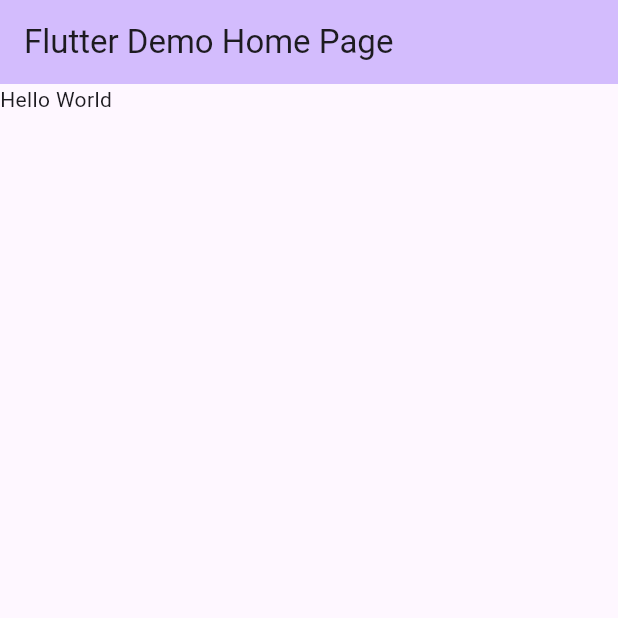
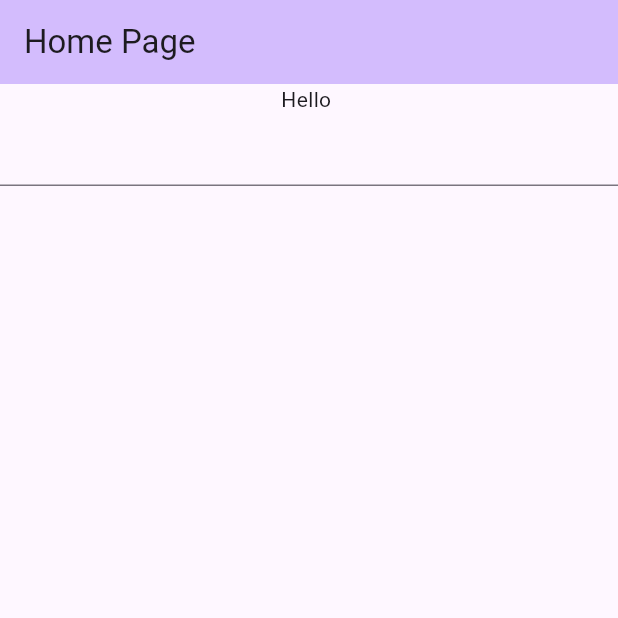
Before and after one commit to avd1729/Coffee-Masters-Flutter, a Flutter app: the screen it shows after launch, on a phone screen of 412 x 824 dp, the top half of it. Run offline on Flutter 3.47's test engine with Material 3 defaults, Android fonts, the phone set to English and light mode, and no system bars.

```diff
--- a/lib/main.dart
+++ b/lib/main.dart
@@ -33,6 +33,22 @@ class _HelloWorldState extends State<HelloWorld>
   }
 }
 
+// Stateless widget doesnt change.
+class Greet extends StatelessWidget {
+  const Greet({super.key});
+
+  @override
+  Widget build(BuildContext context) {
+    var name = "";
+    return Column(
+      children: [
+        Text("Hello $name"),
+        TextField(onChanged: (value) => name = value,),
+      ],
+    );
+  }
+}
+
 class MyApp extends StatelessWidget {
   const MyApp({super.key});
 
@@ -59,7 +75,7 @@ class MyApp extends StatelessWidget {
         // tested with just a hot reload.
         colorScheme: ColorScheme.fromSeed(seedColor: Colors.deepPurple),
       ),
-      home: const MyHomePage(title: 'Flutter Demo Home Page'),
+      home: const MyHomePage(title: 'Home Page'),
     );
   }
 }
@@ -102,7 +118,7 @@ class _MyHomePageState extends State<MyHomePage> {
         // the App.build method, and use it to set our appbar title.
         title: Text(widget.title),
       ),
-      body: HelloWorld(), // This trailing comma makes auto-formatting nicer for build methods.
+      body: Greet(), // This trailing comma makes auto-formatting nicer for build methods.
     );
   }
 }
```
